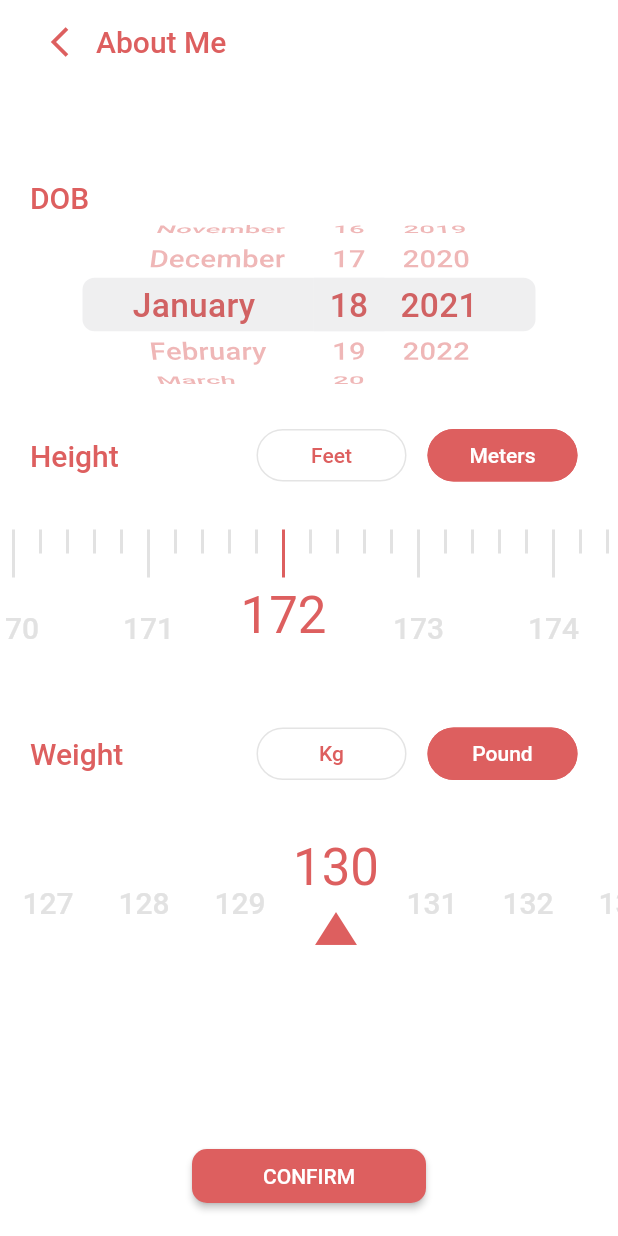
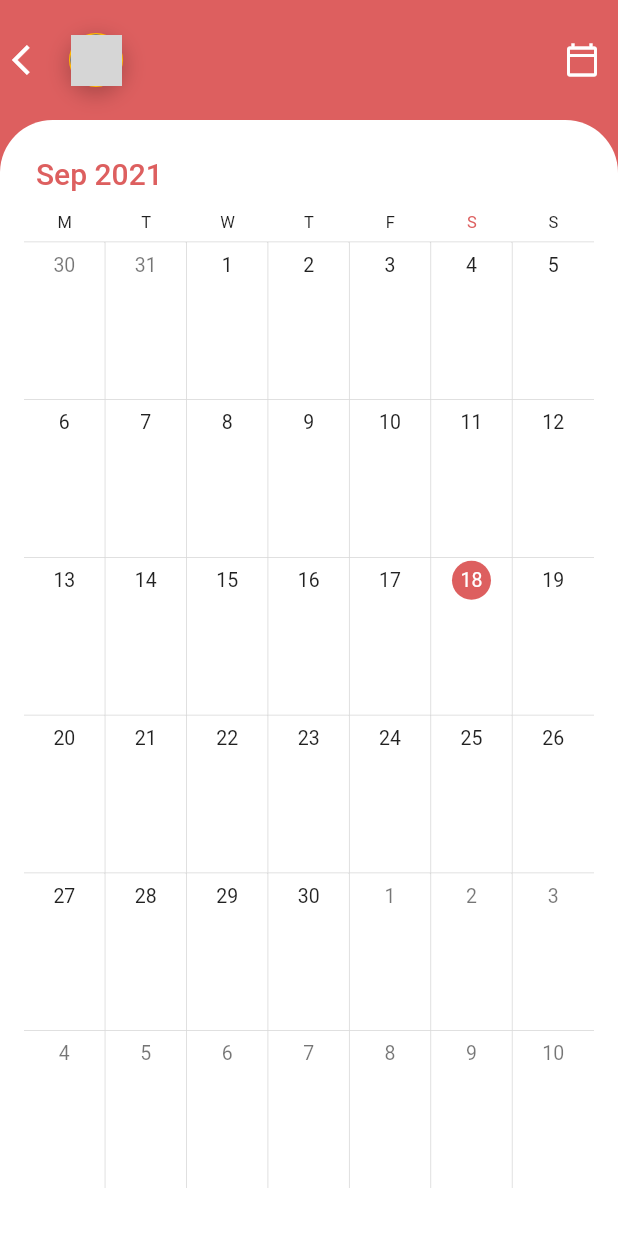
Before and after one commit to henok3878/Kowi_fashion_assign, a Flutter app: the screen it shows after launch, after a tap on "CONFIRM", on a phone screen of 412 x 824 dp. Run offline on Flutter 3.47's test engine with Material 2 defaults, Android fonts, the phone set to English and light mode, and no system bars; drawn by our look-alikes of custom_radio_grouped_button, syncfusion_flutter_calendar; our stand-ins replace draggable_home, flutter_svg, sizer; network calls fail; grey boxes are pictures that could not be loaded.

Commit message:
add calendar screen

```diff
--- a/lib/main.dart
+++ b/lib/main.dart
@@ -1,6 +1,7 @@
 import 'package:flutter/cupertino.dart';
 import 'package:flutter/material.dart';
 import 'package:kowi_fashion/ui/screens/mini_data.dart';
+import 'package:sizer/sizer.dart';
 
 import 'ui/widgets/custom_height_picker.dart';
 
@@ -12,10 +13,14 @@ class MyApp extends StatelessWidget {
   // This widget is the root of your application.
   @override
   Widget build(BuildContext context) {
-    return MaterialApp(
-      debugShowCheckedModeBanner: false,
-      title: 'Flutter Demo',
-      home: MiniDataScreen(title: 'Flutter Demo Home Page'),
-    );
+    return Sizer(
+        builder: (context, orientation, deviceType)
+    {
+      return MaterialApp(
+        debugShowCheckedModeBanner: false,
+        title: 'Flutter Demo',
+        home: MiniDataScreen(title: 'Flutter Demo Home Page'),
+      );
+    });
   }
 }
--- /dev/null
+++ b/lib/ui/screens/calendar.dart
@@ -0,0 +1,213 @@
+import 'package:draggable_home/draggable_home.dart';
+import 'package:flutter/material.dart';
+import 'package:flutter_svg/svg.dart';
+import 'package:kowi_fashion/ui/widgets/button.dart';
+import 'package:kowi_fashion/utils/custom_colors.dart';
+import 'package:kowi_fashion/utils/date_util.dart';
+import 'package:sizer/sizer.dart';
+import 'package:syncfusion_flutter_calendar/calendar.dart';
+
+class CalendarScreen extends StatelessWidget {
+  const CalendarScreen({Key? key}) : super(key: key);
+
+  @override
+  Widget build(BuildContext context) {
+    return Scaffold(
+      backgroundColor: CustomColors.primaryColor,
+      appBar: buildAppBar(context),
+      body: ClipRRect(
+        borderRadius: BorderRadius.only(topLeft: Radius.circular(35), topRight: Radius.circular(35)),
+        child: Container(
+
+          color: Colors.white,
+          padding: EdgeInsets.fromLTRB(16,16,16,32),
+          child: SfCalendar(
+            headerDateFormat: 'MMM yyy',
+            headerStyle: CalendarHeaderStyle(
+              textStyle: TextStyle(
+                color: CustomColors.primaryColor,
+                  fontSize: 20
+              )
+          ),
+            firstDayOfWeek: 1,
+            selectionDecoration: BoxDecoration(
+              color: Colors.transparent,
+              border: Border.all(color: CustomColors.primaryColor, width: 2),
+              shape: BoxShape.rectangle,
+            ),
+            todayHighlightColor: CustomColors.primaryColor,
+            view: CalendarView.month,
+              /*monthCellBuilder: (BuildContext buildContext, MonthCellDetails details) {
+                  print("Here are visible dates : ${details.visibleDates}");
+                    DateTime date = details.date;
+                    DateTime today = DateTime.now();
+                    bool isToday = date.year == today.year && today.month == date.month && date.day == today.day;
+                    bool isVisible = details.visibleDates.contains(date);
+                    print("Date $date \n VisibleDates ${details.visibleDates}");
+                    if(isVisible){
+                      print("Date $date \n VisibleDates ${details.visibleDates}");
+                      return Container(
+                        decoration: BoxDecoration(
+                          color: Colors.transparent,
+                          border: Border.all(color: Colors.black, width: 0.5),
+                          shape: BoxShape.rectangle,
+                        ),
+                       padding: EdgeInsets.symmetric(vertical: 8),
+                       child: Text(
+                         details.date.day.toString(),
+                         textAlign: TextAlign.center,
+                       ),
+                     );
+                    }
+                    else{
+                      return Container(
+                        padding: EdgeInsets.symmetric(vertical: 8),
+                        color: CustomColors.primaryColor,
+                        child: Text(
+                          details.date.day.toString(),
+                          style: TextStyle(
+                                       fontStyle: FontStyle.italic,
+                                        fontWeight: FontWeight.w500,
+                                        fontSize: 18,
+                                        color: Colors.black54
+                                    ),
+                          textAlign: TextAlign.center,
+                        ),
+                      );
+                    }
+                  },*/
+          ),
+        ),
+      ),
+    );
+  }
+
+  Container headerWidget(BuildContext context){
+    List<Widget> children = [];
+    int index = 0;
+    for(int i = 0; i < 4; i++){
+      List<Widget> singleRow = [];
+      for(int j = 0; j < 3; j++){
+        String label = DateUtil.months[index];
+        singleRow.add(buildRoundedButton(label: label, onPressed: ()=>{}));
+        index++;
+      }
+      children.add( Row(
+        mainAxisAlignment: MainAxisAlignment.spaceEvenly,
+        children: singleRow
+      ),);
+      if(index != 11){
+        children.add( SizedBox(height: 16,),);
+      }
+    }
+
+    return  Container(
+      child: Column(
+        crossAxisAlignment: CrossAxisAlignment.center,
+        mainAxisSize: MainAxisSize.min,
+        children: [
+          Row(
+            mainAxisAlignment: MainAxisAlignment.center,
+            children: [
+              IconButton(onPressed: ()=>{}, icon: Icon(Icons.arrow_back_ios,
+                color: CustomColors.primaryColor,)),
+              Text("2021",
+                style: TextStyle(
+                color: CustomColors.primaryColor,
+                fontSize: 21,
+                fontWeight: FontWeight.w700,
+              ),),
+              IconButton(onPressed: ()=>{}, icon: Icon(Icons.arrow_forward_ios,
+                color: CustomColors.primaryColor,)),
+            ],
+          ),
+          SizedBox(height: 8),
+         ...children
+        ],
+      ),
+    );
+  }
+
+
+  Widget buildRoundedButton({bool isSelected = false,required String label, required VoidCallback onPressed}){
+    return    InkWell(
+      borderRadius: BorderRadius.circular(18.0),
+      overlayColor: MaterialStateColor.resolveWith(
+            (states) => Color(0xffff5a5a),
+      ),
+      focusColor: Color(0xffff5a5a),
+      splashColor: Color(0xffff5a5a),
+      onTap: onPressed,
+      child: Button(
+        type: "$label",
+        isSelected: isSelected,
+      ),
+    );
+  }
+  buildAppBar(BuildContext context) {
+    return AppBar(
+        backgroundColor: CustomColors.primaryColor,
+        elevation: 0.0,
+        toolbarHeight: 80,
+        leading: IconButton(
+            onPressed: () => Navigator.pop(context),
+            icon: Icon(
+              Icons.arrow_back_ios,
+            )),
+        title: Row(
+          mainAxisAlignment: MainAxisAlignment.start,
+          children: [
+            GestureDetector(
+              onTap: () {
+                // ProfileView().shortProfile(context, data);
+              },
+              child: Container(
+                decoration: BoxDecoration(
+                  shape: BoxShape.circle,
+                  border: Border.all(
+                    width: 1,
+                    color: Color(0xffFFB800),
+                  ),
+                  boxShadow: [
+                    BoxShadow(
+                      color: Color(0x3f000000),
+                      blurRadius: 12,
+                      spreadRadius: 1,
+                      offset: Offset(0, 4),
+                    ),
+                  ],
+                ),
+                child:
+                    CircleAvatar(backgroundImage: NetworkImage("https://images.generated.photos/oYMWf2yqFM2yG3_PKN0iXwfNVfNQ86QjQJPmYOxhInE/rs:fit:256:256/czM6Ly9pY29uczgu/Z3Bob3Rvcy1wcm9k/LnBob3Rvcy92M18w/MDA2NjkxLmpwZw.jpg"), radius: 17),
+              ),
+            ),
+          ],
+        ),
+        leadingWidth: 30,
+        actions: [
+          IconButton(
+              onPressed: () => {_modalBottomSheetMenu(context)},
+              icon: Icon(Icons.calendar_today_outlined),)
+        ]);
+  }
+
+  void _modalBottomSheetMenu(BuildContext context) {
+    showModalBottomSheet(
+      backgroundColor: Colors.transparent,
+        context: context,
+        builder: (builder) {
+          return  Container(
+            color: Colors.transparent,
+            padding: EdgeInsets.symmetric(vertical: 16),
+            child: ClipRRect(
+                borderRadius: BorderRadius.all(Radius.circular(35)),
+                child: new Container(
+                  color: Colors.white,
+                  padding: EdgeInsets.only(top: 16, bottom: 32, left: 16, right: 16),
+
+                  child: headerWidget(context),
+                )),
+          );
+        });
+  }
+}
--- a/lib/ui/screens/mini_data.dart
+++ b/lib/ui/screens/mini_data.dart
@@ -3,6 +3,7 @@ import 'package:custom_radio_grouped_button/CustomButtons/ButtonTextStyle.dart';
 import 'package:custom_radio_grouped_button/CustomButtons/CustomRadioButton.dart';
 import 'package:flutter/cupertino.dart';
 import 'package:flutter/material.dart';
+import 'package:kowi_fashion/ui/screens/calendar.dart';
 import 'package:kowi_fashion/ui/widgets/custom_height_picker.dart';
 import 'package:kowi_fashion/ui/widgets/custom_number_picker.dart';
 import 'package:kowi_fashion/utils/custom_colors.dart';
@@ -260,7 +261,10 @@ class _MyHomePageState extends State<MiniDataScreen> {
                   children: [
                     Expanded(
                       child: ElevatedButton(
-                        onPressed: () => {},
+                        onPressed: () => {Navigator.push(context,
+                            MaterialPageRoute(builder: (context) =>
+                                CalendarScreen()
+                            ))},
                         child: Text("CONFIRM"),
                         style: ElevatedButton.styleFrom(
                             primary: CustomColors.primaryColor,
--- a/lib/utils/custom_colors.dart
+++ b/lib/utils/custom_colors.dart
@@ -7,5 +7,5 @@ class  CustomColors {
   static Color primaryColor = Color(0xffdd5f5f);
   static Color boarderColor = Color(0xffe4e4e4);
   static Color backgroundColor = Color(0xffffffff);
-
+  static Color inactiveDate = Color(0xffF5F5F5);
 }
```
Also changed, not shown: pubspec.yaml (+6 -1 lines), pubspec.lock.
